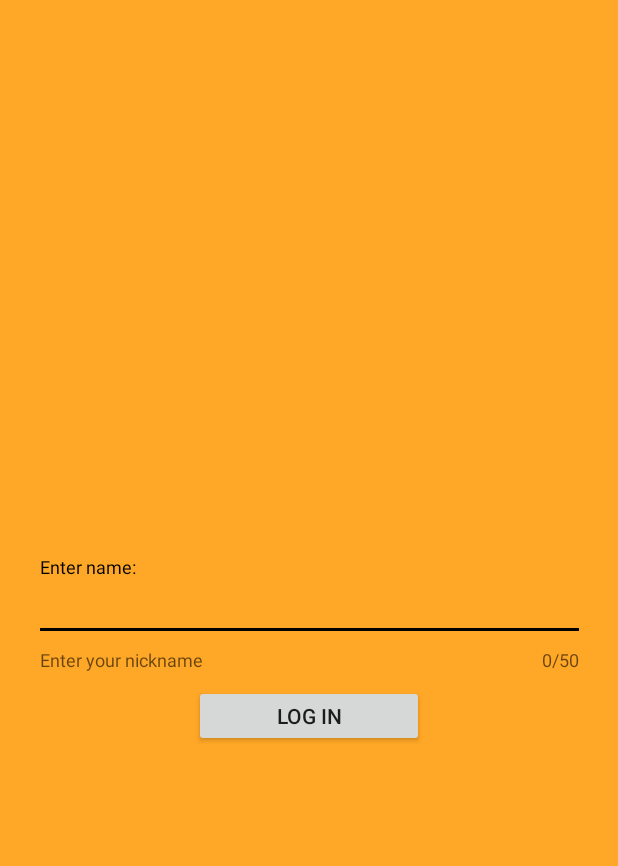
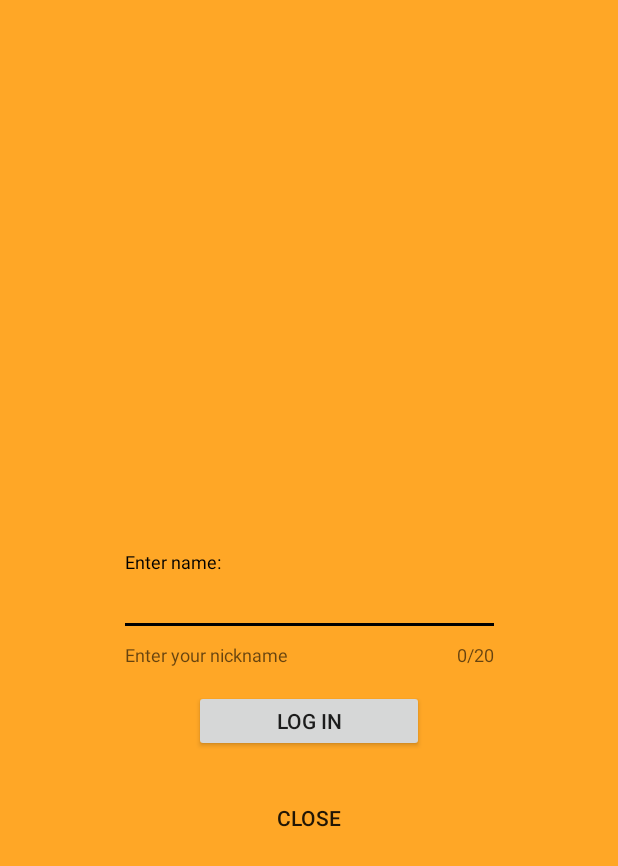
Before and after one commit to payterms/Materius, an Android app: the screen it shows after launch (LoginActivity), on a phone screen of 412 x 824 dp. Shown: the top 866 px of the screen. Run offline under Robolectric (Android 15) with nearby library versions, the phone set to English and light mode, and no system bars.

Commit message:
Flat button added

```diff
--- a/app/src/main/AndroidManifest.xml
+++ b/app/src/main/AndroidManifest.xml
@@ -19,7 +19,9 @@
         <activity
             android:name=".MainActivity"
             android:label="@string/app_name"
-            android:theme="@style/AppTheme.NoActionBar">
+            android:theme="@style/AppTheme.NoActionBar"
+            android:parentActivityName=".LoginActivity"
+            >
 
         </activity>
     </application>
--- a/app/src/main/java/ru/payts/materius/LoginActivity.java
+++ b/app/src/main/java/ru/payts/materius/LoginActivity.java
@@ -5,6 +5,7 @@ import androidx.appcompat.app.AppCompatActivity;
 
 import android.content.Intent;
 import android.os.Bundle;
+import android.view.View;
 import android.view.Window;
 import android.view.WindowManager;
 import android.widget.Button;
@@ -58,4 +59,7 @@ public class LoginActivity extends AppCompatActivity {
         startActivity(intent);
     }
 
+    public void closeButton(View view) {
+        this.finish();
+    }
 }
--- a/app/src/main/java/ru/payts/materius/MainActivity.java
+++ b/app/src/main/java/ru/payts/materius/MainActivity.java
@@ -29,6 +29,9 @@ public class MainActivity extends AppCompatActivity {
         setContentView(R.layout.activity_main);
         Toolbar toolbar = findViewById(R.id.toolbar);
         setSupportActionBar(toolbar);
+
+
+
         FloatingActionButton fab = findViewById(R.id.fab);
         fab.setOnClickListener(new View.OnClickListener() {
             @Override
@@ -48,6 +51,8 @@ public class MainActivity extends AppCompatActivity {
         NavController navController = Navigation.findNavController(this, R.id.nav_host_fragment);
         NavigationUI.setupActionBarWithNavController(this, navController, mAppBarConfiguration);
         NavigationUI.setupWithNavController(navigationView, navController);
+
+        getSupportActionBar().setDisplayHomeAsUpEnabled(true);
 
         // Check if we're running on Android 5.0 or higher
         if (Build.VERSION.SDK_INT >= Build.VERSION_CODES.LOLLIPOP) {
@@ -70,7 +75,7 @@ public class MainActivity extends AppCompatActivity {
     public boolean onSupportNavigateUp() {
         NavController navController = Navigation.findNavController(this, R.id.nav_host_fragment);
         TextView nicknameField = findViewById(R.id.userName);
-        if (nicknameField != null){
+        if (nicknameField != null) {
             nicknameField.setText(nickname);
         }
 
--- a/app/src/main/res/layout/activity_login.xml
+++ b/app/src/main/res/layout/activity_login.xml
@@ -12,10 +12,10 @@
 
     <com.google.android.material.textfield.TextInputLayout
         android:id="@+id/textInputLayout"
-        android:layout_width="367dp"
-        android:layout_height="81dp"
+        android:layout_width="254dp"
+        android:layout_height="88dp"
         app:counterEnabled="true"
-        app:counterMaxLength="50"
+        app:counterMaxLength="20"
         app:errorEnabled="true"
         app:helperText="@string/text_name_hint"
         app:helperTextEnabled="true"
@@ -41,4 +41,17 @@
         app:layout_constraintEnd_toEndOf="parent"
         app:layout_constraintStart_toStartOf="parent"
         app:layout_constraintTop_toBottomOf="@+id/textInputLayout" />
+
+    <Button
+        android:id="@+id/buttonFlat"
+        style="?attr/borderlessButtonStyle"
+        android:layout_width="152dp"
+        android:layout_height="40dp"
+        android:layout_marginTop="24dp"
+        android:onClick="closeButton"
+        android:text="@string/buttonCancel"
+        app:layout_constraintEnd_toEndOf="parent"
+        app:layout_constraintStart_toStartOf="parent"
+        app:layout_constraintTop_toBottomOf="@+id/buttonLogin" />
+
 </androidx.constraintlayout.widget.ConstraintLayout>
--- a/app/src/main/res/values/strings.xml
+++ b/app/src/main/res/values/strings.xml
@@ -24,4 +24,5 @@
     <string name="text_name">Enter name:</string>
     <string name="log_in">Log in</string>
     <string name="text_name_hint">Enter your nickname</string>
+    <string name="buttonCancel">Close</string>
 </resources>
```
